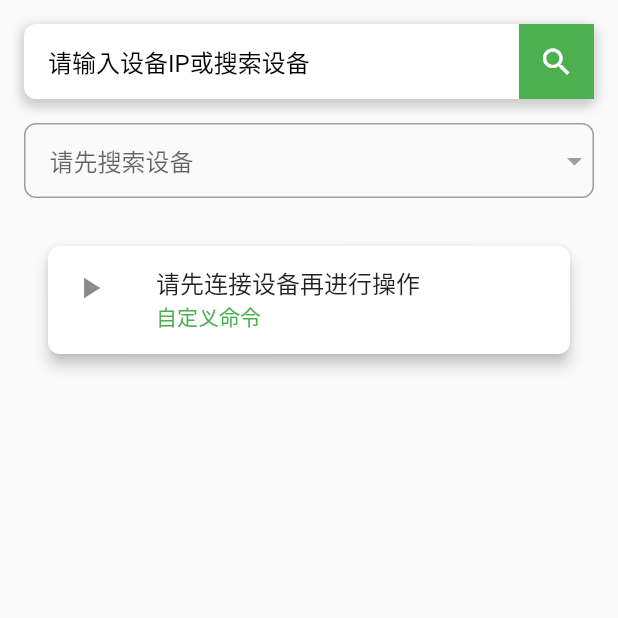
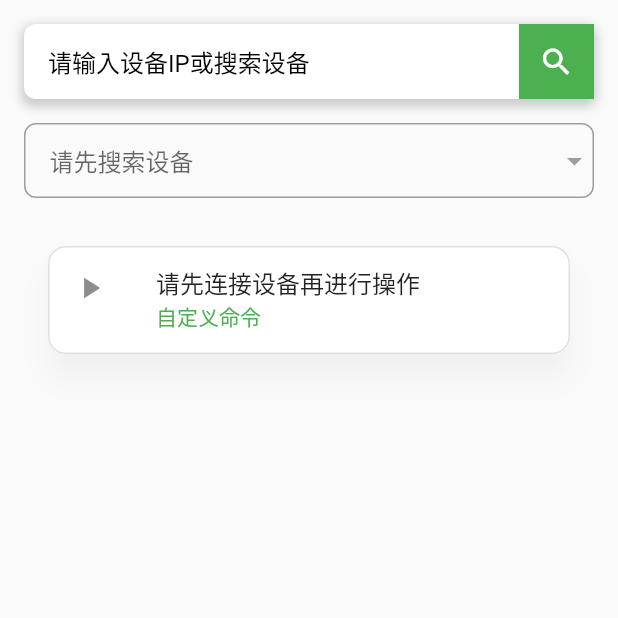
Before and after one commit to lanzeweie/HanHan, a Flutter app: the ZhuPage screen opened directly, on a phone screen of 412 x 824 dp, the top half of it. Run offline on Flutter 3.47's test engine with Material 2 defaults, Android fonts, the light colour scheme and no system bars; our stand-ins replace introduction_screen, shared_preferences; accounts and stored records are empty; network calls fail; statements that could not run were skipped.

Commit message:
更新了新版Flutter语法

```diff
--- a/lib/zhu.dart
+++ b/lib/zhu.dart
@@ -453,7 +453,10 @@ class _ZhuPageState extends State<ZhuPage> {
                       Navigator.of(context).pop();
                     },
                     style: TextButton.styleFrom(
-                      primary: Colors.red,
+                      backgroundColor: Colors.red, // 保持背景色不变
+                      foregroundColor: Theme.of(context).brightness == Brightness.dark
+                          ? Colors.white // 黑夜模式字体颜色
+                          : Colors.black, // 日间模式字体颜色
                     ),
                     child: Text('Close'),
                   ),
@@ -474,7 +477,10 @@ class _ZhuPageState extends State<ZhuPage> {
                       Navigator.of(context).pop();
                     },
                     style: TextButton.styleFrom(
-                      primary: Colors.red,
+                      backgroundColor: Colors.red,
+                      foregroundColor: Theme.of(context).brightness == Brightness.dark
+                          ? Colors.white // 黑夜模式字体颜色
+                          : Colors.black, // 日间模式字体颜色
                     ),
                     child: Text('Close'),
                   ),
@@ -497,7 +503,10 @@ class _ZhuPageState extends State<ZhuPage> {
                     Navigator.of(context).pop();
                   },
                   style: TextButton.styleFrom(
-                    primary: Colors.red,
+                    backgroundColor: Colors.red,
+                    foregroundColor: Theme.of(context).brightness == Brightness.dark
+                        ? Colors.white // 黑夜模式字体颜色
+                        : Colors.black, // 日间模式字体颜色
                   ),
                   child: Text('Close'),
                 ),
@@ -523,7 +532,7 @@ class _ZhuPageState extends State<ZhuPage> {
                   Navigator.of(context).pop();
                 },
                 style: TextButton.styleFrom(
-                  primary: Colors.red,
+                  backgroundColor: Colors.red,
                 ),
                 child: Text('Close'),
               ),
@@ -677,13 +686,28 @@ class _ZhuPageState extends State<ZhuPage> {
                         itemBuilder: (context, index) {
                           final isSelected = isSelectedMap[index] ?? false;
                           final cardOption = cardOptions[index];
-
                           return Card(
-                            elevation: 4,
+                            elevation: 8,  // 增加阴影的高度
                             margin: EdgeInsets.symmetric(horizontal: 16, vertical: 8),
                             shape: RoundedRectangleBorder(
-                              borderRadius: BorderRadius.circular(8),
+                              borderRadius: BorderRadius.circular(12),  // 边角更圆润
+                              side: BorderSide(
+                                color: isDarkMode_force
+                                    ? Colors.grey.shade600 // 夜间模式下的边框颜色
+                                    : Colors.grey.shade300, // 白天模式下的边框颜色
+                                width: 1,
+                              ),
                             ),
+                            color: _inputBoxColor
+                              ? ProviderWDWD.isDarkModeForce
+                                  ? AppColors.colorConfigCard(ProviderWDWD.isDarkModeForce, isDarkMode)
+                                  : isDarkMode
+                                      ? AppColors.colorConfigCard(false, isDarkMode)
+                                      : AppColors.colorConfigCard(false, isDarkMode)
+                              : Colors.transparent,  // 透明背景
+                            shadowColor: isDarkMode_force
+                              ? Colors.black.withOpacity(0.6) // 夜间模式下的阴影颜色
+                              : Colors.black.withOpacity(0.2), // 白天模式下的阴影颜色
                             child: InkWell(
                               onTap: () async {
                                 setState(() {
@@ -725,7 +749,10 @@ class _ZhuPageState extends State<ZhuPage> {
                                             Navigator.of(context).pop();
                                           },
                                           style: TextButton.styleFrom(
-                                            primary: Colors.red,
+                                            backgroundColor: Theme.of(context).brightness == Brightness.dark
+                                                ? Colors.red[700] // 黑夜模式
+                                                : Colors.red, // 日间模式
+                                            foregroundColor: Colors.white, // 字体颜色统一为白色
                                           ),
                                           child: Text('取消'),
                                         ),
@@ -735,7 +762,10 @@ class _ZhuPageState extends State<ZhuPage> {
                                             Navigator.of(context).pop();
                                           },
                                           style: TextButton.styleFrom(
-                                            primary: Colors.indigo,
+                                            backgroundColor: Theme.of(context).brightness == Brightness.dark
+                                                ? Colors.indigo[800] // 黑夜模式
+                                                : Colors.indigo, // 日间模式
+                                            foregroundColor: Colors.white, // 字体颜色统一为白色
                                           ),
                                           child: Text('执行'),
                                         ),
```
